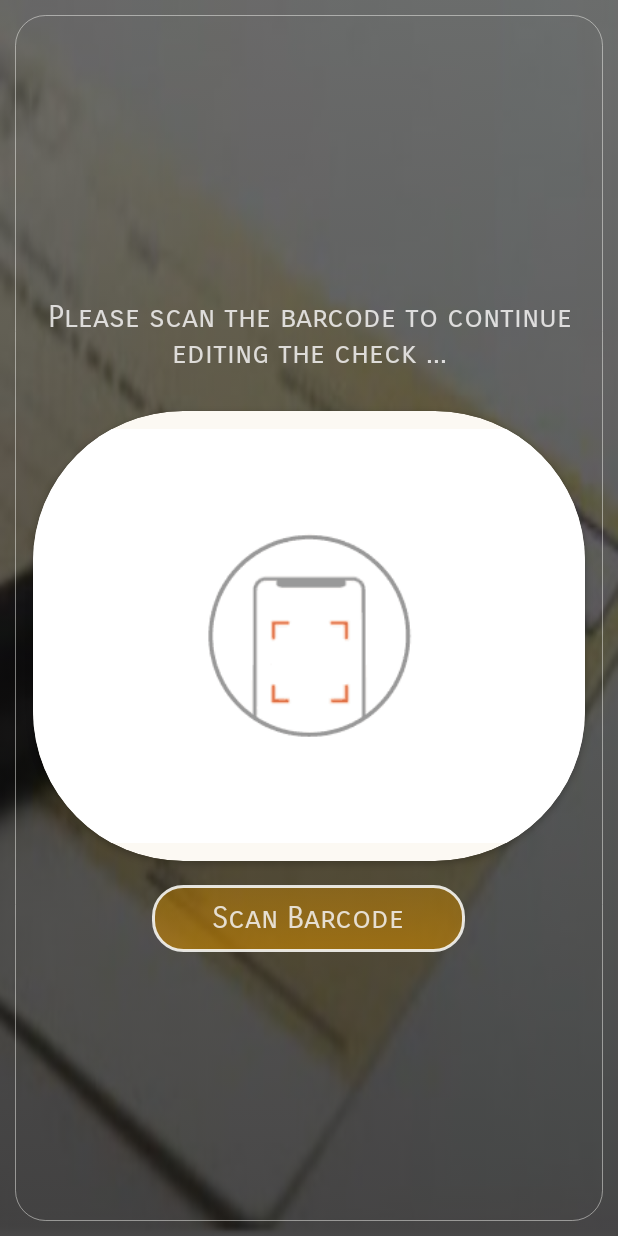
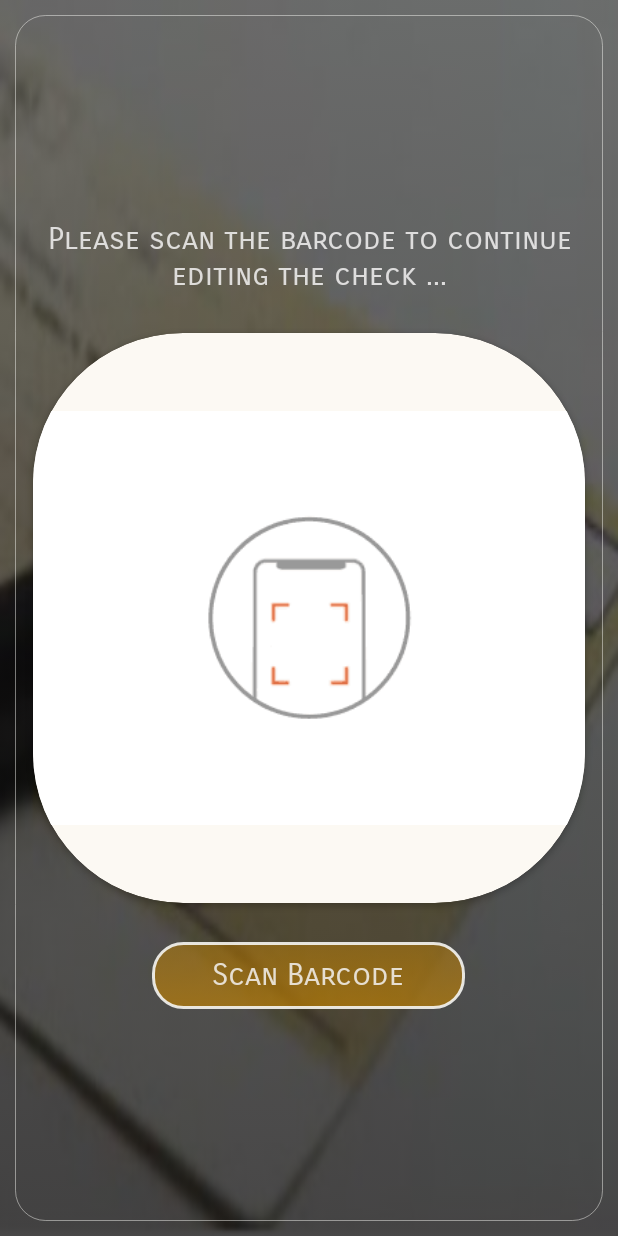
Before and after one commit to SundosAlTamimi/Center_Bank, an Android app: the EditerCheackActivity screen opened directly, with no data from a screen before it, on a phone screen of 412 x 824 dp. Run offline under Robolectric (Android 15) with nearby library versions, the phone set to English and light mode, and no system bars; our stand-ins replace CircleImageView; libraries missing offline, so code that uses them is left out: com.google.zxing.integration, pl.droidsonroids.gif.

Commit message:
rawan (centerBank 35)

```diff
--- a/app/src/main/java/com/falconssoft/centerbank/EditerCheackActivity.java
+++ b/app/src/main/java/com/falconssoft/centerbank/EditerCheackActivity.java
@@ -2,8 +2,11 @@ package com.falconssoft.centerbank;
 
 import android.content.Intent;
 import android.os.Bundle;
+import android.text.Editable;
+import android.text.TextWatcher;
 import android.util.Log;
 import android.view.View;
+import android.widget.EditText;
 import android.widget.LinearLayout;
 import android.widget.TextView;
 import android.widget.Toast;
@@ -17,6 +20,7 @@ public class EditerCheackActivity extends AppCompatActivity {
 
     LinearLayout linerEditing,linerBarcode;
     TextView scanBarcode;
+    EditText Danier,phails;
     @Override
     protected void onCreate(Bundle savedInstanceState) {
         super.onCreate(savedInstanceState);
@@ -32,12 +36,54 @@ public class EditerCheackActivity extends AppCompatActivity {
             }
         });
 
+        phails.addTextChangedListener(new TextWatcher() {
+            @Override
+            public void beforeTextChanged(CharSequence charSequence, int i, int i1, int i2) {
+
+            }
+
+            @Override
+            public void onTextChanged(CharSequence charSequence, int i, int i1, int i2) {
+
+            }
+
+            @Override
+            public void afterTextChanged(Editable editable) {
+
+            }
+        });
+
+        Danier.addTextChangedListener(new TextWatcher() {
+            @Override
+            public void beforeTextChanged(CharSequence charSequence, int i, int i1, int i2) {
+
+            }
+
+            @Override
+            public void onTextChanged(CharSequence charSequence, int i, int i1, int i2) {
+
+//                if(!Danier.getText().toString().equals(""))
+
+            }
+
+            @Override
+            public void afterTextChanged(Editable editable) {
+
+            }
+        });
+
+        NumberToArabic numberToArabic=new NumberToArabic();
+//        numberToArabic.getArabicString();
+
     }
 
     private void initi() {
         linerEditing=findViewById(R.id.linerEditing);
         linerBarcode=findViewById(R.id.linerBarcode);
         scanBarcode=findViewById(R.id.scanBarcode);
+        Danier=findViewById(R.id.denier);
+        phails=findViewById(R.id.Phils);
+
     }
 
 
--- a/app/src/main/java/com/falconssoft/centerbank/MainActivity.java
+++ b/app/src/main/java/com/falconssoft/centerbank/MainActivity.java
@@ -67,7 +67,7 @@ public class MainActivity extends AppCompatActivity {
         picforbar.add("01365574861");
         picforbar.add("01365574861");
 
-        layoutManagerd = new CarouselLayoutManager(CarouselLayoutManager.HORIZONTAL, true);
+        layoutManagerd = new CarouselLayoutManager(CarouselLayoutManager.VERTICAL, true);
         recyclerViews = (RecyclerView) findViewById(R.id.res);
         recyclerViews.setLayoutManager(layoutManagerd);
         recyclerViews.setHasFixedSize(true);
--- a/app/src/main/res/drawable/ic_account_circle_black_dp.xml
+++ b/app/src/main/res/drawable/ic_account_circle_black_dp.xml
@@ -1,5 +1,5 @@
-<vector android:height="24dp" android:tint="#A8C28203"
+<vector android:height="50dp" android:tint="#A8C28203"
     android:viewportHeight="24.0" android:viewportWidth="24.0"
-    android:width="24dp" xmlns:android="http://schemas.android.com/apk/res/android">
+    android:width="50dp" xmlns:android="http://schemas.android.com/apk/res/android">
     <path android:fillColor="#FF000000" android:pathData="M12,2C6.48,2 2,6.48 2,12s4.48,10 10,10 10,-4.48 10,-10S17.52,2 12,2zM12,5c1.66,0 3,1.34 3,3s-1.34,3 -3,3 -3,-1.34 -3,-3 1.34,-3 3,-3zM12,19.2c-2.5,0 -4.71,-1.28 -6,-3.22 0.03,-1.99 4,-3.08 6,-3.08 1.99,0 5.97,1.09 6,3.08 -1.29,1.94 -3.5,3.22 -6,3.22z"/>
 </vector>
--- a/app/src/main/res/layout/editer_check_layout.xml
+++ b/app/src/main/res/layout/editer_check_layout.xml
@@ -10,13 +10,14 @@
     android:layout_height="match_parent"
     android:background="@drawable/clear_buttons"
     >
+
     <LinearLayout
         android:id="@+id/linerEditing"
         android:layout_width="match_parent"
         android:layout_height="match_parent"
         android:orientation="vertical"
         android:padding="10dp"
-        android:visibility="visible">
+        android:visibility="gone">
 
         <LinearLayout
             android:layout_width="match_parent"
@@ -195,8 +196,8 @@
                     android:drawableLeft="@drawable/ic_date_range_black_24dp"
                     android:ems="10"
                     android:hint="check source"
+                    android:inputType="textPersonName"
                     android:padding="5dp"
-                    android:inputType="textPersonName"
                     android:textColor="@color/colorWhite"
                     android:textColorHint="@color/colorWhite"
                     android:textSize="14sp"
@@ -228,8 +229,8 @@
                     android:drawableLeft="@drawable/ic_border_color_black_24dp"
                     android:ems="10"
                     android:hint="Order To"
+                    android:inputType="textPersonName"
                     android:padding="5dp"
-                    android:inputType="textPersonName"
                     android:textColor="@color/colorWhite"
                     android:textColorHint="@color/colorWhite"
                     android:textSize="14sp" />
@@ -262,7 +263,7 @@
                     android:padding="5dp">
 
                     <EditText
-                        android:id="@+id/editTet3"
+                        android:id="@+id/denier"
                         android:layout_width="wrap_content"
                         android:layout_height="wrap_content"
                         android:layout_margin="2dp"
@@ -277,7 +278,7 @@
                         android:textSize="14sp" />
 
                     <EditText
-                        android:id="@+id/editTe4t3"
+                        android:id="@+id/Phils"
                         android:layout_width="wrap_content"
                         android:layout_height="wrap_content"
                         android:layout_margin="2dp"
@@ -366,26 +367,26 @@
         </LinearLayout>
 
 
+    </LinearLayout>
 
-
-    </LinearLayout>
     <LinearLayout
         android:id="@+id/linerBarcode"
 
         android:layout_width="match_parent"
         android:layout_height="match_parent"
+        android:background="@drawable/edit_bac_s"
         android:gravity="center"
-        android:background="@drawable/edit_bac_s"
         android:orientation="vertical"
-        android:visibility="gone">
+        android:visibility="visible">
 
         <TextView
             android:layout_width="wrap_content"
-            android:layout_height="wrap_content"
+            android:layout_height="match_parent"
             android:layout_margin="6dp"
+            android:layout_weight="3"
             android:fontFamily="sans-serif-light"
+            android:gravity="bottom|center"
             android:padding="10dp"
-            android:gravity="center"
             android:text="Please scan the barcode to continue editing the check ..."
             android:textColor="@color/colorWhite"
             android:textSize="20sp"
@@ -403,8 +404,10 @@
 
         <androidx.cardview.widget.CardView
             android:layout_width="wrap_content"
-            android:layout_height="wrap_content"
+            android:layout_height="match_parent"
             android:layout_margin="10dp"
+            android:layout_weight="2"
+            android:layout_gravity="center"
             android:background="@color/colorWhite"
             android:elevation="@dimen/cardview_default_elevation"
             app:cardCornerRadius="100dp">
@@ -412,31 +415,40 @@
             <LinearLayout
                 android:layout_width="wrap_content"
                 android:layout_height="match_parent"
+                android:gravity="center"
                 android:orientation="vertical">
+
                 <pl.droidsonroids.gif.GifImageView
                     android:layout_width="match_parent"
-                    android:layout_height="wrap_content"
+                    android:layout_height="match_parent"
                     android:background="@color/Nocolor"
                     android:src="@drawable/rscananimation"
                     app:civ_border_color="@color/colorWhiteLight"
-                    app:civ_border_width="3dp"
-                    />
+                    app:civ_border_width="3dp" />
             </LinearLayout>
         </androidx.cardview.widget.CardView>
+
+        <LinearLayout
+            android:layout_width="wrap_content"
+            android:layout_height="match_parent"
+            android:layout_margin="10dp"
+            android:layout_weight="3"
+            android:gravity="center|top"
+            android:orientation="vertical">
 
             <TextView
                 android:id="@+id/scanBarcode"
                 android:layout_width="wrap_content"
                 android:layout_height="wrap_content"
                 android:layout_margin="6dp"
+                android:background="@drawable/edit_bac_sinup"
                 android:fontFamily="sans-serif-light"
                 android:padding="10dp"
                 android:text="     Scan Barcode     "
-            android:background="@drawable/edit_bac_sinup"
                 android:textColor="@color/colorWhite"
                 android:textSize="20sp"
                 app:fontFamily="sans-serif-smallcaps" />
-
+        </LinearLayout>
     </LinearLayout>
 
 </RelativeLayout>
```
Also changed, not shown: app/src/main/res/layout/activity_main.xml (+42 -23 lines), app/src/main/res/layout/bar_item.xml (+51 -6 lines). Lines whose indentation alone changed are shown as unchanged.
